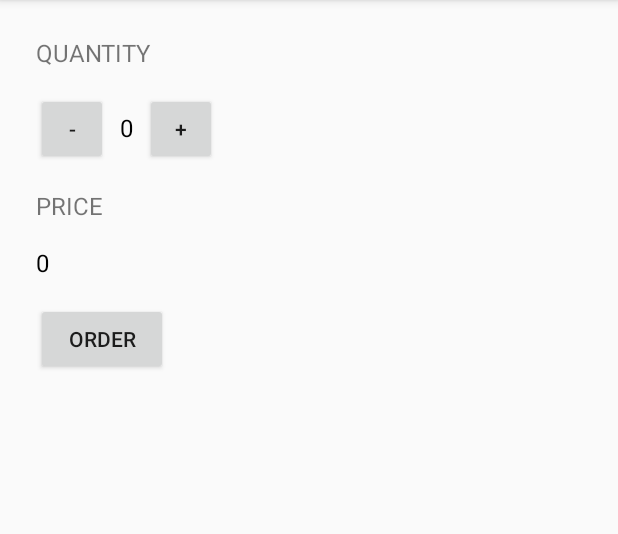
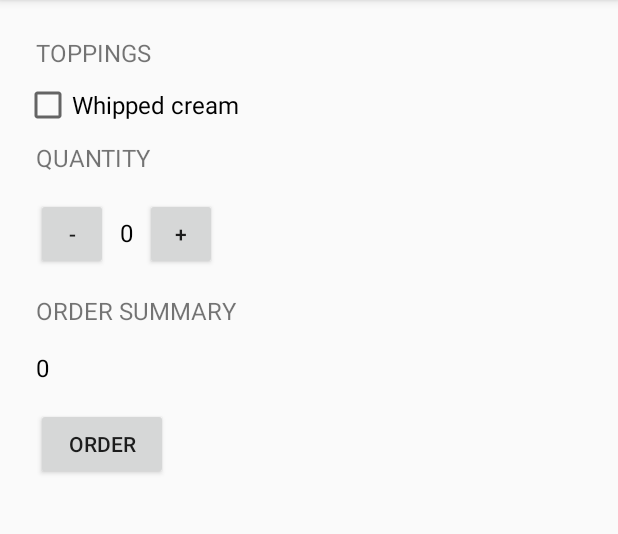
Before and after one commit to anishainas/udacity_justjava, an Android app: the screen it shows after launch (MainActivity), on a phone screen of 412 x 824 dp, the part 84-618 px from its top. Run offline under Robolectric (Android 15) with nearby library versions, the phone set to English and light mode, and no system bars.

Commit message:
updated checkbox view

```diff
--- a/app/src/main/res/layout/activity_main.xml
+++ b/app/src/main/res/layout/activity_main.xml
@@ -7,6 +7,21 @@
     android:orientation="vertical"
     android:padding="16dp"
     tools:context="com.example.android.justjava.MainActivity">
+
+    <TextView
+        android:layout_width="match_parent"
+        android:layout_height="wrap_content"
+        android:layout_margin="8dp"
+        android:text="Toppings"
+        android:textAllCaps="true"
+        android:textSize="16sp"/>
+
+    <CheckBox
+        android:id="@+id/whip_checkbox"
+        android:layout_width="wrap_content"
+        android:layout_height="wrap_content"
+        android:text="Whipped cream"
+        android:textSize="16sp" />
 
     <TextView
         android:layout_width="match_parent"
@@ -54,9 +69,29 @@
         android:layout_width="match_parent"
         android:layout_height="wrap_content"
         android:layout_margin="8dp"
-        android:text="Price"
+        android:text="Order Summary"
         android:textAllCaps="true"
         android:textSize="16sp"/>
+
+    <TextView
+        android:id="@+id/name_text_view"
+        android:layout_width="match_parent"
+        android:layout_height="wrap_content"
+        android:layout_margin="8dp"
+        android:text="Name: Lyla"
+        android:textColor="@android:color/black"
+        android:textSize="16sp"
+        android:visibility="gone"/>
+
+    <TextView
+        android:id="@+id/quantity_sum_text_view"
+        android:layout_width="match_parent"
+        android:layout_height="wrap_content"
+        android:layout_margin="8dp"
+        android:text="Quantity: 0"
+        android:textColor="@android:color/black"
+        android:textSize="16sp"
+        android:visibility="gone"/>
 
     <TextView
         android:id="@+id/price_text_view"
@@ -66,6 +101,16 @@
         android:text="0"
         android:textColor="@android:color/black"
         android:textSize="16sp"/>
+
+    <TextView
+        android:id="@+id/thanks_text_view"
+        android:layout_width="match_parent"
+        android:layout_height="wrap_content"
+        android:layout_margin="8dp"
+        android:text="Thank you!"
+        android:textColor="@android:color/black"
+        android:textSize="16sp"
+        android:visibility="gone"/>
 
     <Button
         android:id="@+id/order_button"
```
